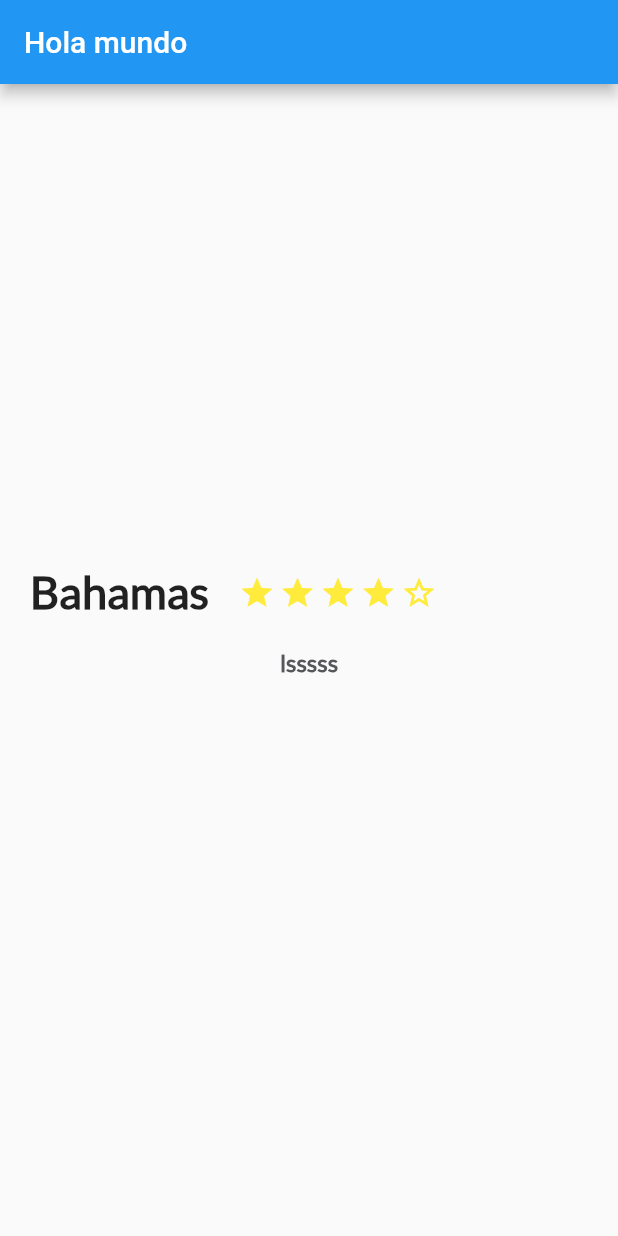
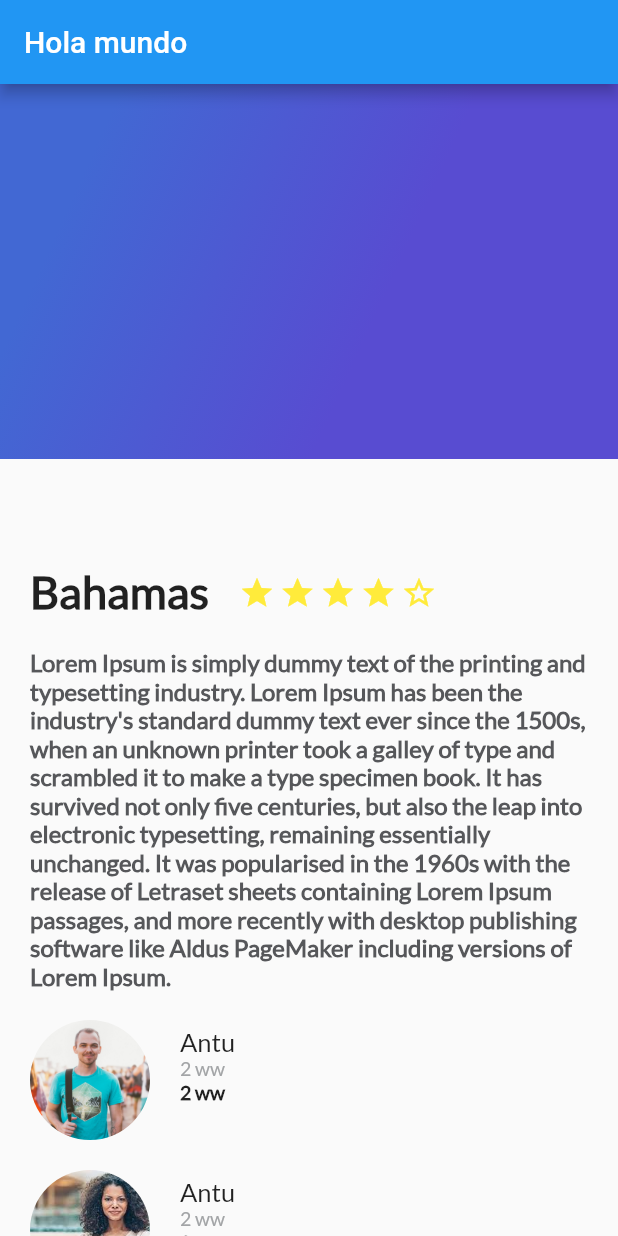
Before and after one commit to KarenCelis/Trips_flutter_app, a Flutter app: the screen it shows after launch, on a phone screen of 412 x 824 dp. Run offline on Flutter 3.47's test engine with Material 2 defaults, Android fonts, the phone set to English and light mode, and no system bars.

Commit message:
listView, stack, gradient

```diff
--- /dev/null
+++ b/trips_app/lib/gradient_back.dart
@@ -0,0 +1,24 @@
+import 'package:flutter/cupertino.dart';
+import 'package:flutter/material.dart';
+class GradientBack extends StatelessWidget {
+  const GradientBack({Key key}) : super(key: key);
+
+  @override
+  Widget build(BuildContext context) {
+    return Container(
+     height: 250.0,
+     decoration: BoxDecoration(
+       gradient: LinearGradient(
+         colors: [
+           Color(0xFF4268D3),
+           Color(0xFF584CD1),
+         ],
+         begin: FractionalOffset(0.2, 0.0),
+         end: FractionalOffset(1.0,0.6),
+         stops: [0.0, 0.6],
+         tileMode : TileMode.clamp
+       )
+     ),
+    );
+  }
+}
--- a/trips_app/lib/main.dart
+++ b/trips_app/lib/main.dart
@@ -1,5 +1,7 @@
 import 'package:flutter/material.dart';
 import 'package:trips_app/description_place.dart';
+import 'package:trips_app/gradient_back.dart';
+import 'package:trips_app/review_list.dart';
 
 void main() {
   runApp(MyApp());
@@ -19,7 +21,17 @@ class MyApp extends StatelessWidget {
       ),
       home: Scaffold(
         appBar: AppBar(title: Text("Hola mundo")),
-        body: new DescriptionPlace("Bahamas", 4 , "lsssss"),
+        //body: new DescriptionPlace("Bahamas", 4 , "lsssss"),
+        //body: ReviewList(),
+        body: Stack(children: [
+          ListView(
+            children: [
+              DescriptionPlace("Bahamas", 4 , "Lorem Ipsum is simply dummy text of the printing and typesetting industry. Lorem Ipsum has been the industry's standard dummy text ever since the 1500s, when an unknown printer took a galley of type and scrambled it to make a type specimen book. It has survived not only five centuries, but also the leap into electronic typesetting, remaining essentially unchanged. It was popularised in the 1960s with the release of Letraset sheets containing Lorem Ipsum passages, and more recently with desktop publishing software like Aldus PageMaker including versions of Lorem Ipsum."),
+              ReviewList()
+            ],
+          ),
+          GradientBack()
+        ],),
 
       ),
 
--- a/trips_app/lib/review.dart
+++ b/trips_app/lib/review.dart
@@ -3,26 +3,46 @@ import 'package:flutter/material.dart';
 class Review extends StatelessWidget {
   String pathImage = "lib/assets/images/people.jpg";
   String name = "Varuna Yasas";
-  Review (this.pathImage, this.name);
+  String details = "1 review 5 photos";
+  String comment = "There is an amazing place in ";
+  Review(this.pathImage, this.name, this.details, this.comment);
   @override
   Widget build(BuildContext context) {
+    ////variable de los comentarios
+    final userComment = Container(
+      margin: EdgeInsets.only(left: 20.0),
+      child: Text(
+        details,
+        textAlign: TextAlign.left,
+        style: TextStyle(
+            fontFamily: "Lato", fontSize: 13.0, fontWeight: FontWeight.w900),
+      ),
+    );
 
+    //variable de la informacion del usuario
+
+    final userInfo = Container(
+      margin: EdgeInsets.only(left: 20.0),
+      child: Text(
+        details,
+        textAlign: TextAlign.left,
+        style: TextStyle(
+            fontFamily: "Lato", fontSize: 13.0, color: Color(0xFFa3a5a7)),
+      ),
+    );
 //variable del nombre del usuario
     final userName = Container(
-  margin: EdgeInsets.only(
-    left: 20.0
-  ),
+      margin: EdgeInsets.only(left: 20.0),
       child: Text(
         name,
+        textAlign: TextAlign.left,
+        style: TextStyle(fontFamily: "Lato", fontSize: 17.0),
       ),
     );
 //variable de los detalles del usuario
     final userDetails = Column(
       crossAxisAlignment: CrossAxisAlignment.start,
-children: [
-
-
-],
+      children: [userName, userInfo, userComment],
     );
     //varible de la foto
     final photo = Container(
@@ -31,13 +51,11 @@ children: [
       height: 80.0,
       decoration: BoxDecoration(
         shape: BoxShape.circle,
-        image: DecorationImage(fit: BoxFit.cover, image: AssetImage(pathImage) ),
+        image: DecorationImage(fit: BoxFit.cover, image: AssetImage(pathImage)),
       ),
     );
     return Row(
-      children: [
-        photo,
-      ],
+      children: [photo, userDetails],
     );
   }
 }
--- /dev/null
+++ b/trips_app/lib/review_list.dart
@@ -0,0 +1,21 @@
+import 'package:flutter/material.dart';
+import 'package:trips_app/review.dart';
+
+class ReviewList extends StatelessWidget {
+  const ReviewList({Key key}) : super(key: key);
+
+  @override
+  Widget build(BuildContext context) {
+    return Column(
+      crossAxisAlignment: CrossAxisAlignment.start,
+      children: <Widget>[
+        Review("lib/assets/images/people.jpg", "Antu", "2 ww",
+            "Muy bueno con arroz blanco"),
+        Review("lib/assets/images/descarga.jpg", "Antu", "2 ww",
+            "Muy bueno con arroz blanco"),
+        Review("lib/assets/images/images.jpg", "Antu", "2 ww",
+            "Muy bueno con arroz blanco"),
+      ],
+    );
+  }
+}
--- a/trips_app/pubspec.yaml
+++ b/trips_app/pubspec.yaml
@@ -61,7 +61,7 @@ flutter:
   # list giving the asset and other descriptors for the font. For
   # example:
   assets:
-    - lib/assets/images/people.jpg
+    - lib/assets/images/
   fonts:
     - family: Lato
       fonts:
```
Also changed, not shown: trips_app/lib/assets/images/descarga.jpg (added), trips_app/lib/assets/images/descargad.jpg (added), trips_app/lib/assets/images/images.jpg (added). Lines whose indentation alone changed are shown as unchanged.
